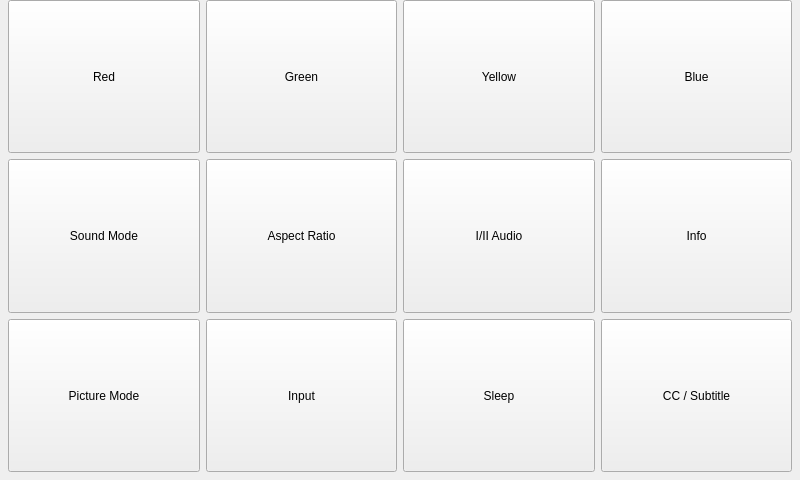
Above: forms/pirutilityform.ui from jpietrzak8/Pierogi before the change. Below: the same form after it.
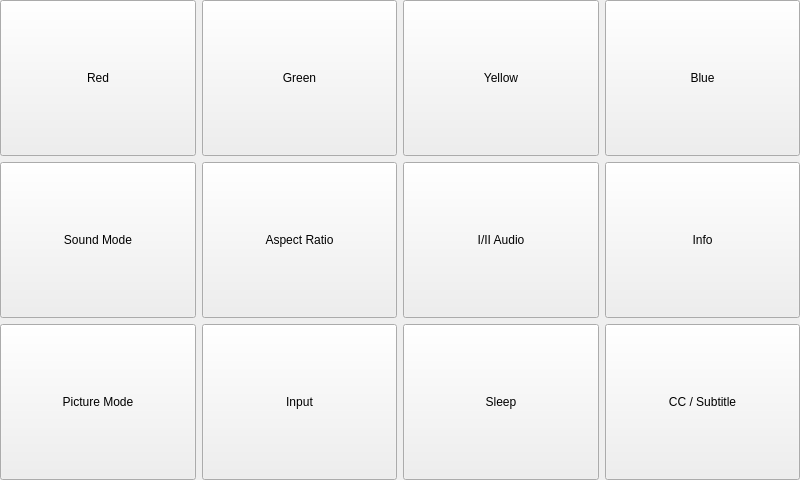
That is the form after the change. Icons and pictures are not drawn.

```diff
--- a/forms/pirutilityform.ui
+++ b/forms/pirutilityform.ui
@@ -14,18 +14,9 @@
    <string>Form</string>
   </property>
   <layout class="QGridLayout" name="gridLayout">
-   <property name="leftMargin">
-    <number>8</number>
-   </property>
-   <property name="topMargin">
+   <property name="margin">
     <number>0</number>
    </property>
-   <property name="rightMargin">
-    <number>8</number>
-   </property>
-   <property name="bottomMargin">
-    <number>8</number>
-   </property>
    <item row="0" column="0">
     <widget class="QPushButton" name="redButton">
      <property name="sizePolicy">
```
